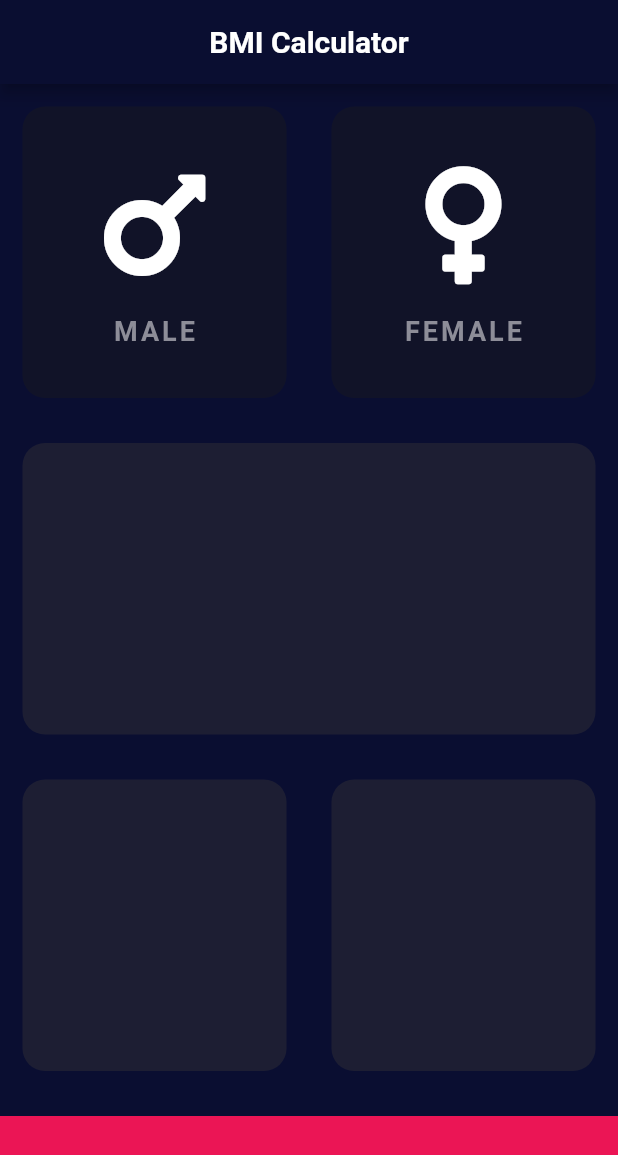
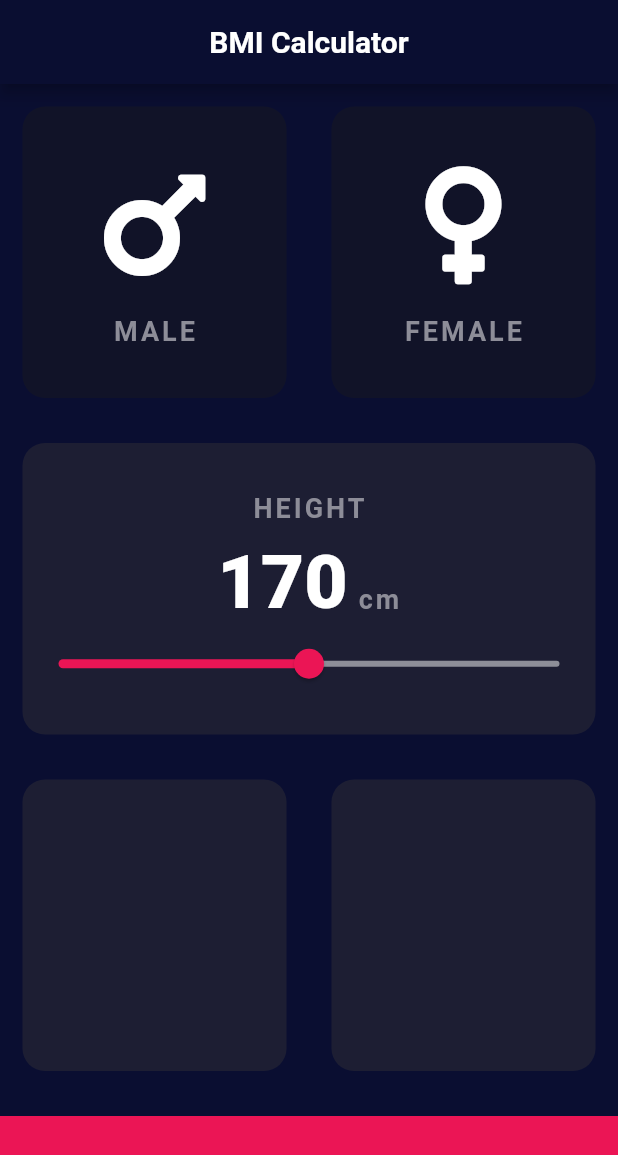
Before and after one commit to kv778/FlutterCourse, a Flutter app: the screen it shows after launch, on a phone screen of 412 x 824 dp. Shown: the top 1155 px of the screen. Run offline on Flutter 3.47's test engine with Material 2 defaults, Android fonts, the phone set to English and light mode, and no system bars; our stand-ins replace audioplayers, font_awesome_flutter; missing offline and left inert: flutter_dropzone.

Commit message:
Implemented the height card

```diff
--- /dev/null
+++ b/bmi_again/lib/constants.dart
@@ -0,0 +1,22 @@
+import 'package:flutter/material.dart';
+
+const kInactiveCardColor = Color(0xFF111328);
+const kActiveCardColor = Color(0xFF1D1E33);
+const kBottomContainerColor = Color(0xFFEB1555);
+
+const kBottomContainerHeight = 80.0;
+
+const kIconSize = 90.0;
+const kSizedBoxHeight = 15.0;
+
+const kGenderTextStyle = TextStyle(
+  fontSize: 18.0,
+  letterSpacing: 2.0,
+  fontWeight: FontWeight.bold,
+  color: Color(0xFF8D8D98),
+);
+
+const kNumberTextStyle = TextStyle(
+  fontSize: 50.0,
+  fontWeight: FontWeight.w900,
+);
--- a/bmi_again/lib/gender_card.dart
+++ b/bmi_again/lib/gender_card.dart
@@ -1,14 +1,5 @@
 import 'package:flutter/material.dart';
-
-const kIconSize = 90.0;
-const kSizedBoxHeight = 15.0;
-
-const kGenderTextStyle = TextStyle(
-  fontSize: 18.0,
-  letterSpacing: 2.0,
-  fontWeight: FontWeight.bold,
-  color: Color(0xFF8D8D98),
-);
+import 'constants.dart';
 
 class GenderCard extends StatelessWidget {
   GenderCard({this.genderIcon, this.gender});
--- a/bmi_again/lib/input_page.dart
+++ b/bmi_again/lib/input_page.dart
@@ -1,7 +1,9 @@
+import 'package:flutter/cupertino.dart';
 import 'package:flutter/material.dart';
 import 'package:font_awesome_flutter/font_awesome_flutter.dart';
 import 'reusable_card.dart';
 import 'gender_card.dart';
+import 'constants.dart';
 
 enum Gender {
   Male,
@@ -16,6 +18,7 @@ class InputPage extends StatefulWidget {
 class _InputPageState extends State<InputPage> {
 
   Gender selectedGender;
+  int height = 170;
   @override
   Widget build(BuildContext context) {
     return Scaffold(
@@ -66,7 +69,51 @@ class _InputPageState extends State<InputPage> {
             ),
           ),
           Expanded(
-            child: ReusableCard(colour: kActiveCardColor),
+            child: ReusableCard(
+              colour: kActiveCardColor,
+              cardChild: Column(
+                mainAxisAlignment: MainAxisAlignment.center,
+                crossAxisAlignment: CrossAxisAlignment.stretch,
+                children: [
+                  Center(
+                    child: Padding(
+                      padding: const EdgeInsets.all(10.0),
+                      child: Text(''
+                          'HEIGHT',
+                        style: kGenderTextStyle,
+                      ),
+                    ),
+                  ),
+                  Row(
+                    mainAxisAlignment: MainAxisAlignment.center,
+                    crossAxisAlignment: CrossAxisAlignment.baseline,
+                    textBaseline: TextBaseline.alphabetic,
+                    children: [
+                      Text(
+                        height.toString(),
+                        style: kNumberTextStyle,
+                      ),
+                      Text(
+                        ' cm',
+                        style: kGenderTextStyle,
+                      ),
+                    ],
+                  ),
+                  Slider(
+                    activeColor: Color(0xFFEB1555),
+                    inactiveColor: Color(0xFF8D8E98),
+                    min: 120.0,
+                    max: 220.0,
+                    value: height.toDouble(),
+                    onChanged: (double newValue) {
+                      setState(() {
+                        height = newValue.toInt();
+                      });
+                    },
+                  ),
+                ],
+              ),
+            ),
           ),
           Expanded(
             child: Row(
--- a/bmi_again/lib/reusable_card.dart
+++ b/bmi_again/lib/reusable_card.dart
@@ -1,10 +1,4 @@
 import 'package:flutter/material.dart';
-
-const kInactiveCardColor = Color(0xFF111328);
-const kActiveCardColor = Color(0xFF1D1E33);
-const kBottomContainerColor = Color(0xFFEB1555);
-
-const kBottomContainerHeight = 80.0;
 
 class ReusableCard extends StatelessWidget {
   ReusableCard({this.colour, this.cardChild, this.onPress});
```
